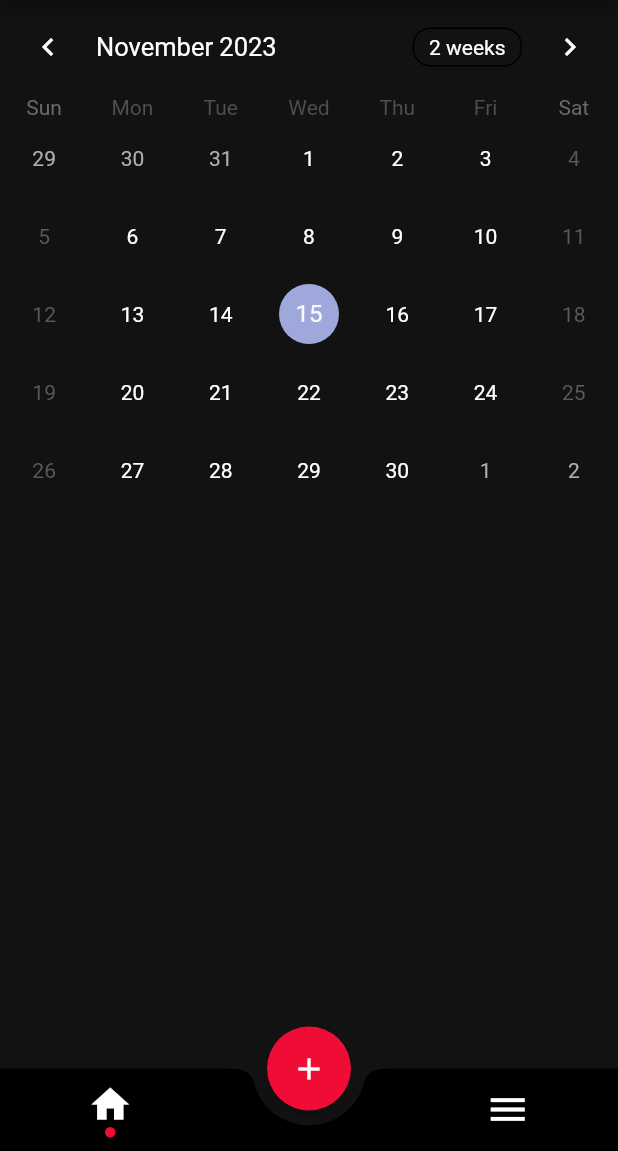
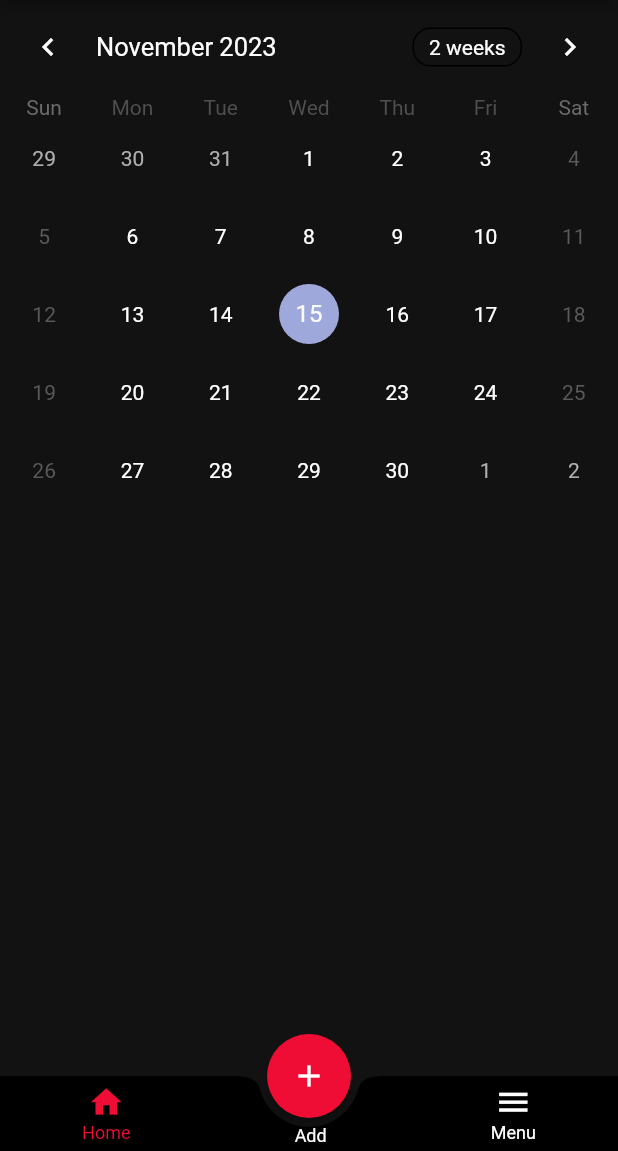
Before and after one commit to iluv27/Cyclecare, a Flutter app: the screen it shows after launch, on a phone screen of 412 x 824 dp, the part 85-1236 px from its top. Run offline on Flutter 3.47's test engine with Material 2 defaults, Android fonts, the phone set to English and light mode, and no system bars; drawn by our look-alikes of table_calendar; our stand-ins replace cloud_firestore, firebase_auth, firebase_core, flutter_dotenv, google_sign_in, modal_progress_hud_nsn; accounts and stored records are empty.

Commit message:
New commit

```diff
--- a/lib/main.dart
+++ b/lib/main.dart
@@ -13,7 +13,7 @@ Future<void> main(List<String> args) async {
     options: DefaultFirebaseOptions.currentPlatform,
   );
   await dotenv.load(fileName: ".env");
-  initializeDateFormatting().then((_) => runApp(const MyApp()));
+  initializeDateFormatting().then((_) => runApp(const MyApp(),),);
 }
 
 class MyApp extends StatelessWidget {
--- /dev/null
+++ b/lib/ui/calender_screen.dart
@@ -0,0 +1,56 @@
+import 'package:flutter/material.dart';
+import 'package:table_calendar/table_calendar.dart';
+
+class CalenderScreen extends StatefulWidget {
+  const CalenderScreen({super.key});
+
+  @override
+  State<CalenderScreen> createState() => _CalenderScreenState();
+}
+
+class _CalenderScreenState extends State<CalenderScreen> {
+  @override
+  Widget build(BuildContext context) {
+    return Scaffold(
+      appBar: AppBar(
+        backgroundColor: Colors.transparent,
+        leading: Image.asset(
+          'asset/logo.png',
+          scale: 1,
+        ),
+      ),
+      body: CalendarWidget(),
+    );
+  }
+}
+
+class CalendarWidget extends StatefulWidget {
+  @override
+  _CalendarWidgetState createState() => _CalendarWidgetState();
+}
+
+class _CalendarWidgetState extends State<CalendarWidget> {
+  CalendarFormat _calendarFormat = CalendarFormat.month;
+  DateTime _focusedDay = DateTime.now();
+  DateTime? _selectedDay;
+
+  @override
+  void initState() {
+    super.initState();
+    _selectedDay = _focusedDay;
+  }
+
+  @override
+  Widget build(BuildContext context) {
+    final kToday = DateTime.now();
+    final kFirstDay = DateTime(kToday.year, kToday.month - 3, kToday.day);
+    final kLastDay = DateTime(kToday.year, kToday.month + 3, kToday.day);
+    return TableCalendar(
+      firstDay: kFirstDay,
+      lastDay: kLastDay,
+      focusedDay: _focusedDay,
+      calendarFormat: _calendarFormat,
+      calendarStyle: const CalendarStyle(),
+    );
+  }
+}
--- a/lib/ui/home_screen.dart
+++ b/lib/ui/home_screen.dart
@@ -1,24 +1,33 @@
+// ignore_for_file: unrelated_type_equality_checks
+
 import 'package:flutter/material.dart';
-import 'package:table_calendar/table_calendar.dart';
 import 'package:cyclecare/theme.dart';
+import 'form_screen.dart';
+import 'calender_screen.dart';
+import 'details_screen.dart';
 
-class HomeScreen extends StatelessWidget {
+class HomeScreen extends StatefulWidget {
   const HomeScreen({super.key});
+
+  @override
+  State<HomeScreen> createState() => _HomeScreenState();
+}
+
+class _HomeScreenState extends State<HomeScreen> {
+  final PageStorageBucket bucket = PageStorageBucket();
+  Widget currentScreen = const CalenderScreen();
 
   @override
   Widget build(BuildContext context) {
     return SafeArea(
       child: Scaffold(
-        appBar: AppBar(
-          backgroundColor: Colors.transparent,
-          leading: Image.asset(
-            'asset/logo.png',
-            scale: 1,
-          ),
-        ),
-        body: CalendarWidget(),
+        body: PageStorage(bucket: bucket, child: currentScreen),
         floatingActionButton: FloatingActionButton(
-          onPressed: () {},
+          onPressed: () {
+            setState(() {
+              currentScreen = const PeriodFormScreen();
+            });
+          },
           backgroundColor: AppColors.primaryColor,
           foregroundColor: Colors.white,
           elevation: 2,
@@ -28,42 +37,92 @@ class HomeScreen extends StatelessWidget {
         ),
         floatingActionButtonLocation: FloatingActionButtonLocation.centerDocked,
         bottomNavigationBar: BottomAppBar(
-          notchMargin: 10,
+          notchMargin: 6,
           shape: const CircularNotchedRectangle(),
           color: const Color.fromARGB(255, 0, 0, 0),
-          height: 55,
+          height: 50,
           child: Row(
             mainAxisAlignment: MainAxisAlignment.spaceAround,
             crossAxisAlignment: CrossAxisAlignment.center,
             children: [
-              Column(
+              //Home Icon
+              GestureDetector(
+                onTap: () {
+                  setState(() {
+                    currentScreen = const CalenderScreen();
+                  });
+                },
+                child: Column(
                   crossAxisAlignment: CrossAxisAlignment.center,
                   mainAxisAlignment: MainAxisAlignment.center,
                   children: [
-                  const Icon(
+                    Icon(
                       Icons.home,
-                    size: 30,
+                      size: 25,
+                      color: currentScreen.runtimeType == CalenderScreen
+                          ? AppColors.primaryColor
+                          : Colors.white,
                     ),
-                  Container(
-                    height: 7,
-                    width: 7,
-                    decoration: const BoxDecoration(
-                        color: AppColors.primaryColor, shape: BoxShape.circle),
+                    Padding(
+                      padding: const EdgeInsets.only(top: 1.0),
+                      child: Text(
+                        'Home',
+                        style: TextStyle(
+                            fontSize: 12,
+                            color: currentScreen.runtimeType == CalenderScreen
+                                ? AppColors.primaryColor
+                                : Colors.white),
+                      ),
                     )
                   ],
                 ),
-              const SizedBox(
-                width: 1,
               ),
-              const Column(
+
+              //Add Icon
+              Padding(
+                padding: const EdgeInsets.only(top: 30.0),
+                child: Text(
+                  'Add',
+                  style: TextStyle(
+                    fontSize: 12,
+                    color: currentScreen.runtimeType == PeriodFormScreen
+                        ? AppColors.primaryColor
+                        : Colors.white,
+                  ),
+                ),
+              ),
+
+              //Menu Icon
+              GestureDetector(
+                onTap: () {
+                  setState(() {
+                    currentScreen = const DetailsScreen();
+                  });
+                },
+                child: Column(
                   crossAxisAlignment: CrossAxisAlignment.center,
                   mainAxisAlignment: MainAxisAlignment.center,
                   children: [
                     Icon(
                       Icons.menu,
-                    size: 30,
+                      size: 25,
+                      color: currentScreen.runtimeType == DetailsScreen
+                          ? AppColors.primaryColor
+                          : Colors.white,
+                    ),
+                    Padding(
+                      padding: const EdgeInsets.only(top: 1.0),
+                      child: Text(
+                        'Menu',
+                        style: TextStyle(
+                            fontSize: 12,
+                            color: currentScreen.runtimeType == DetailsScreen
+                                ? AppColors.primaryColor
+                                : Colors.white),
+                      ),
                     )
                   ],
+                ),
               ),
             ],
           ),
@@ -73,33 +132,82 @@ class HomeScreen extends StatelessWidget {
   }
 }
 
-class CalendarWidget extends StatefulWidget {
+
+/*
+// ignore_for_file: unrelated_type_equality_checks
+
+import 'package:flutter/material.dart';
+import 'package:cyclecare/theme.dart';
+import 'form_screen.dart';
+import 'calender_screen.dart';
+import 'details_screen.dart';
+
+class HomeScreen extends StatefulWidget {
+  const HomeScreen({super.key});
+
   @override
-  _CalendarWidgetState createState() => _CalendarWidgetState();
+  State<HomeScreen> createState() => _HomeScreenState();
 }
 
-class _CalendarWidgetState extends State<CalendarWidget> {
-  CalendarFormat _calendarFormat = CalendarFormat.month;
-  DateTime _focusedDay = DateTime.now();
-  DateTime? _selectedDay;
+class _HomeScreenState extends State<HomeScreen> {
+  int currentPage = 0;
 
-  @override
-  void initState() {
-    super.initState();
-    _selectedDay = _focusedDay;
-  }
+  List<Widget> screens = <Widget>[
+    const CalenderScreen(),
+    const PeriodFormScreen(),
+    const DetailsScreen(),
+  ];
+
+  final PageStorageBucket bucket = PageStorageBucket();
+  Widget currentScreen = const CalenderScreen();
 
   @override
   Widget build(BuildContext context) {
-    final kToday = DateTime.now();
-    final kFirstDay = DateTime(kToday.year, kToday.month - 3, kToday.day);
-    final kLastDay = DateTime(kToday.year, kToday.month + 3, kToday.day);
-    return TableCalendar(
-      firstDay: kFirstDay,
-      lastDay: kLastDay,
-      focusedDay: _focusedDay,
-      calendarFormat: _calendarFormat,
-      calendarStyle: const CalendarStyle(),
+    return SafeArea(
+      child: Scaffold(
+          body: PageStorage(bucket: bucket, child: currentScreen),
+          floatingActionButton: FloatingActionButton(
+            onPressed: () {
+              setState(() {
+                currentScreen = const PeriodFormScreen();
+              });
+            },
+            backgroundColor: AppColors.primaryColor,
+            foregroundColor: Colors.white,
+            elevation: 2,
+            child: const Icon(
+              Icons.add,
+            ),
+          ),
+          floatingActionButtonLocation:
+              FloatingActionButtonLocation.centerDocked,
+          bottomNavigationBar: BottomNavigationBar(
+            currentIndex: currentPage,
+            onTap: (index) {
+              setState(() {
+                currentPage = index;
+              });
+            },
+            backgroundColor: const Color.fromARGB(255, 0, 0, 0),
+            selectedItemColor: AppColors.primaryColor,
+            unselectedItemColor: Colors.white,
+            items: const [
+              BottomNavigationBarItem(
+                icon: Icon(Icons.home),
+                label: 'Home',
+              ),
+              BottomNavigationBarItem(
+                icon: Icon(Icons.add),
+                label: 'Add',
+              ),
+              BottomNavigationBarItem(
+                icon: Icon(Icons.menu),
+                label: 'Menu',
+              ),
+            ],
+          )),
     );
   }
 }
+
+*/
```
Also changed, not shown: lib/ui/details_screen.dart (added, +19 -0 lines), lib/ui/form_screen.dart (added, +19 -0 lines). Lines whose indentation alone changed are shown as unchanged.
